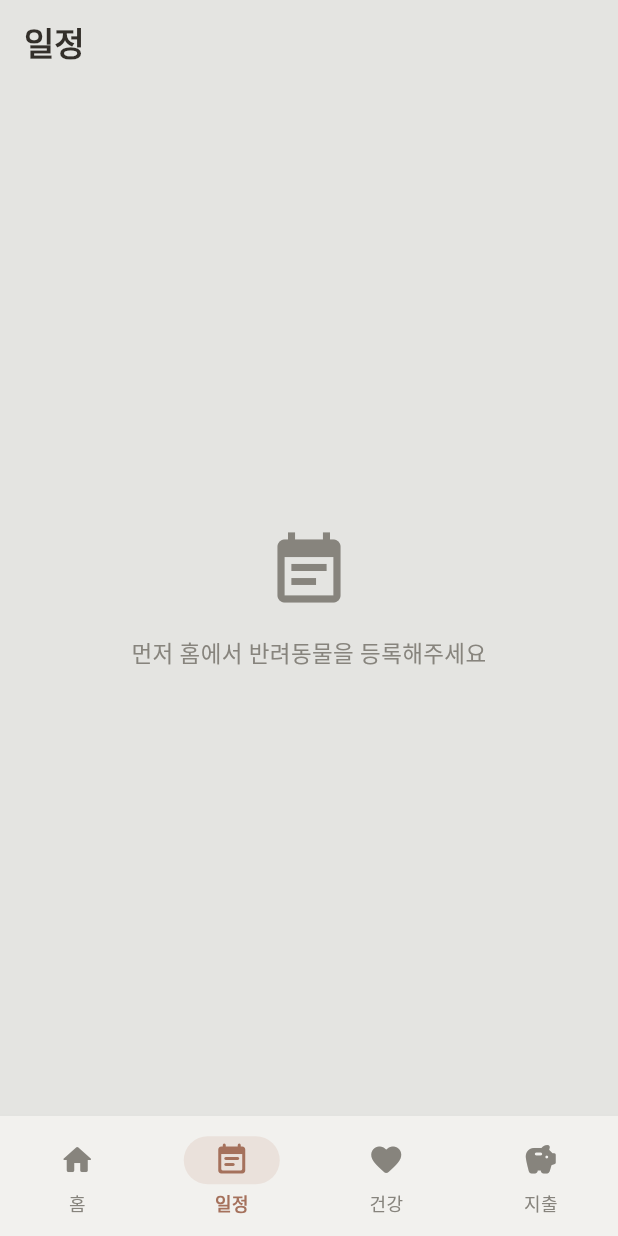
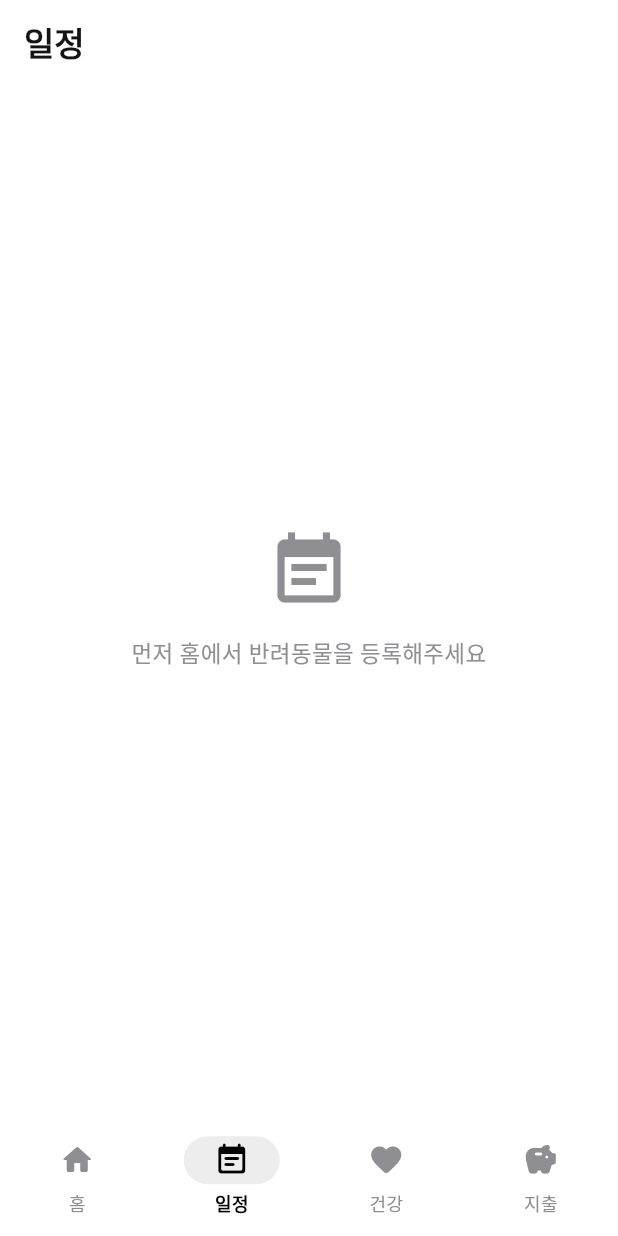
Before and after one commit to dd2-2/doglog, a Flutter app: the screen it shows after launch, item 2 of the bottom bar chosen, on a phone screen of 412 x 824 dp. Run offline on Flutter 3.47's test engine with Material 3 defaults, Android fonts, the phone set to English and light mode, and no system bars; our stand-ins replace drift, fl_chart, flutter_local_notifications, flutter_riverpod, image_picker, table_calendar and 1 more; accounts and stored records are empty; generated files the repository leaves out were written again.

Commit message:
feat: 클리어 화이트 + 세련된 블랙 톤으로 재조정
- 배경/카드를 순백색으로, 포인트 컬러를 코랄에서 블랙으로 전환
- 카드 그림자를 이중(뉴모피즘)에서 얇은 보더+단일 미니멀 그림자로 변경(흰 배경에선 이중 하이라이트가 안 보여서 murky하게 보였음)
- 지출 카테고리 색상도 그레이스케일 램프로 통일

```diff
--- a/lib/theme/app_theme.dart
+++ b/lib/theme/app_theme.dart
@@ -1,16 +1,16 @@
 import 'package:flutter/material.dart';
 
-/// 브랜드 팔레트: 완전한 화이트 대신 중립 그레이 페이퍼 톤 배경 + 이중 그림자(뉴모피즘) 카드 + 절제된 코랄 포인트
+/// 브랜드 팔레트: 클리어한 화이트 배경 + 세련된 블랙 포인트, 카드는 얇은 보더 + 미니멀 그림자
 class AppColors {
-  static const paper = Color(0xFFE4E4E1);
-  static const cardBg = Color(0xFFF2F1EE);
-  static const coral = Color(0xFFBF8770);
-  static const coralDark = Color(0xFFA5715C);
-  static const mint = Color(0xFF8FAA9B);
-  static const ink = Color(0xFF332F2A);
-  static const inkLight = Color(0xFF87847D);
-  static const divider = Color(0xFFD7D5D0);
-  static const shadow = Color(0x1F2A2620);
+  static const paper = Color(0xFFFFFFFF);
+  static const cardBg = Color(0xFFFFFFFF);
+  static const coral = Color(0xFF1A1A1A);
+  static const coralDark = Color(0xFF000000);
+  static const mint = Color(0xFF2B2B2B);
+  static const ink = Color(0xFF141414);
+  static const inkLight = Color(0xFF8E8E93);
+  static const divider = Color(0xFFE7E7E7);
+  static const shadow = Color(0x14000000);
 }
 
 class AppTheme {
@@ -43,13 +43,14 @@ class AppTheme {
         elevation: 0,
         shape: RoundedRectangleBorder(
           borderRadius: BorderRadius.circular(20),
+          side: const BorderSide(color: AppColors.divider),
         ),
         margin: EdgeInsets.zero,
       ),
       navigationBarTheme: NavigationBarThemeData(
         backgroundColor: AppColors.cardBg,
-        indicatorColor: AppColors.coral.withValues(alpha: 0.15),
-        elevation: 4,
+        indicatorColor: AppColors.coral.withValues(alpha: 0.08),
+        elevation: 0,
         shadowColor: AppColors.shadow,
         surfaceTintColor: Colors.transparent,
         labelTextStyle: WidgetStateProperty.resolveWith((states) {
@@ -76,8 +77,7 @@ class AppTheme {
         style: ElevatedButton.styleFrom(
           backgroundColor: AppColors.coral,
           foregroundColor: Colors.white,
-          elevation: 2,
-          shadowColor: AppColors.shadow,
+          elevation: 0,
           padding: const EdgeInsets.symmetric(vertical: 14, horizontal: 20),
           shape: RoundedRectangleBorder(
             borderRadius: BorderRadius.circular(28),
@@ -87,7 +87,7 @@ class AppTheme {
       ),
       inputDecorationTheme: InputDecorationTheme(
         filled: true,
-        fillColor: AppColors.cardBg,
+        fillColor: const Color(0xFFF7F7F7),
         border: OutlineInputBorder(
           borderRadius: BorderRadius.circular(18),
           borderSide: BorderSide.none,
```
Also changed, not shown: lib/screens/expense_screen.dart (+5 -5 lines), lib/widgets/soft_card.dart (+5 -11 lines).
